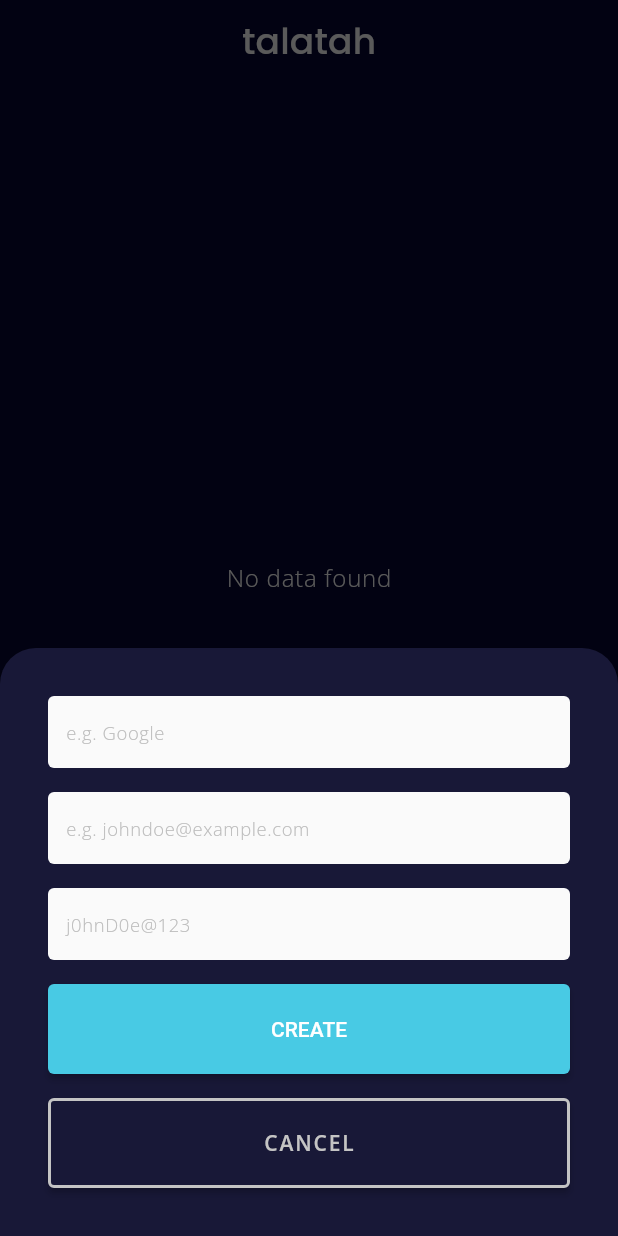
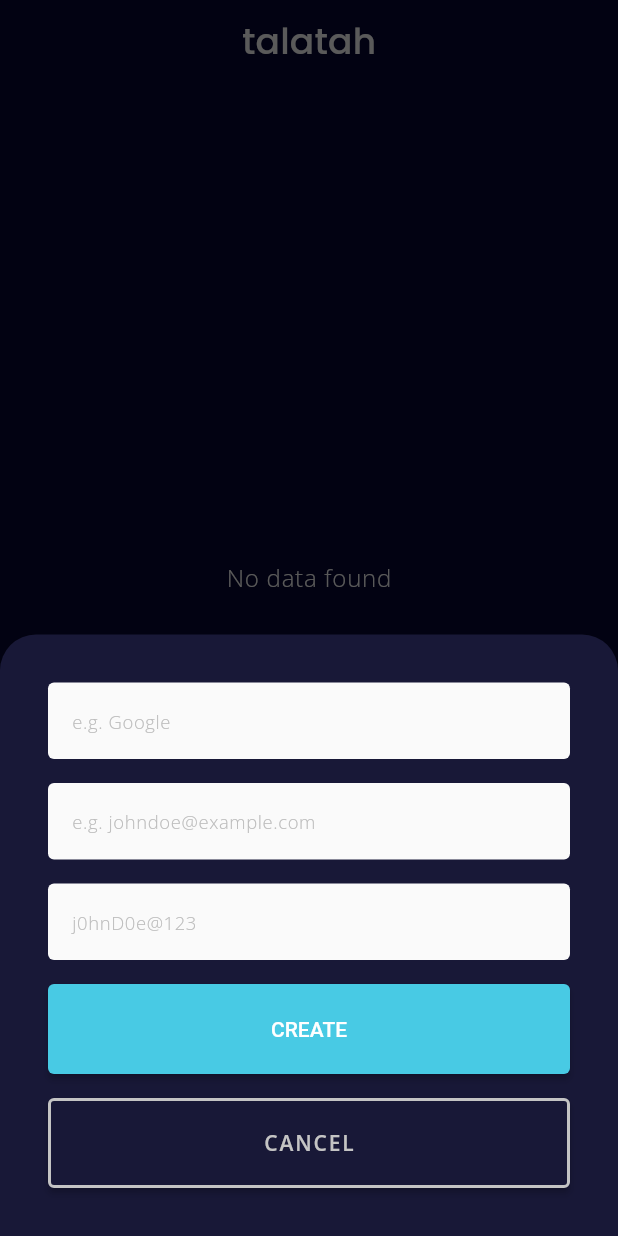
Before and after one commit to aallithioo/talatah-app, a Flutter app: the HomeScreen screen opened by its route, after a tap on the "add" icon, on a phone screen of 412 x 824 dp. Run offline on Flutter 3.47's test engine with Material 2 defaults, Android fonts, the phone set to English and light mode, and no system bars; our stand-ins replace get, google_fonts, hive, hive_flutter; accounts and stored records are empty.

```diff
--- a/lib/src/view/home/home_screen.dart
+++ b/lib/src/view/home/home_screen.dart
@@ -176,10 +176,17 @@ class _HomeScreenState extends State<HomeScreen> {
             crossAxisAlignment: CrossAxisAlignment.end,
             children: [
               TextField(
+                cursorColor: kSecondaryColor,
                 controller: _vendorController,
                 maxLines: 1,
                 maxLength: 64,
                 decoration: InputDecoration(
+                  contentPadding: EdgeInsets.fromLTRB(
+                    kSizeSmall,
+                    kSizeSmall,
+                    kSizeSmall,
+                    kSizeSmall,
+                  ),
                   counter: const SizedBox(),
                   border: UnderlineInputBorder(
                     borderSide: BorderSide.none,
@@ -197,10 +204,17 @@ class _HomeScreenState extends State<HomeScreen> {
               ),
               kSizeBoxVerticalSmall,
               TextField(
+                cursorColor: kSecondaryColor,
                 controller: _emailController,
                 maxLines: 1,
                 maxLength: 64,
                 decoration: InputDecoration(
+                  contentPadding: EdgeInsets.fromLTRB(
+                    kSizeSmall,
+                    kSizeSmall,
+                    kSizeSmall,
+                    kSizeSmall,
+                  ),
                   counter: const SizedBox(),
                   border: UnderlineInputBorder(
                     borderSide: BorderSide.none,
@@ -218,11 +232,17 @@ class _HomeScreenState extends State<HomeScreen> {
               ),
               kSizeBoxVerticalSmall,
               TextField(
+                cursorColor: kSecondaryColor,
                 controller: _passwordController,
                 maxLines: 1,
                 maxLength: 64,
-                showCursor: false,
                 decoration: InputDecoration(
+                  contentPadding: EdgeInsets.fromLTRB(
+                    kSizeSmall,
+                    kSizeSmall,
+                    kSizeSmall,
+                    kSizeSmall,
+                  ),
                   counter: const SizedBox(),
                   border: UnderlineInputBorder(
                     borderSide: BorderSide.none,
@@ -308,6 +328,10 @@ class _HomeScreenState extends State<HomeScreen> {
                             ),
                           ),
                           onPressed: () {
+                            _vendorController.text = '';
+                            _emailController.text = '';
+                            _passwordController.text = '';
+
                             Navigator.of(context).pop();
                           },
                           child: SizedBox(
@@ -371,6 +395,10 @@ class _HomeScreenState extends State<HomeScreen> {
                           onPressed: () {
                             _deleteItem(itemKey);
 
+                            _vendorController.text = '';
+                            _emailController.text = '';
+                            _passwordController.text = '';
+
                             Navigator.of(context).pop();
                           },
                           child: SizedBox(
@@ -400,6 +428,10 @@ class _HomeScreenState extends State<HomeScreen> {
                             ),
                           ),
                           onPressed: () {
+                            _vendorController.text = '';
+                            _emailController.text = '';
+                            _passwordController.text = '';
+
                             Navigator.of(context).pop();
                           },
                           child: SizedBox(
@@ -481,7 +513,8 @@ class _HomeScreenState extends State<HomeScreen> {
                           Text(
                             currentItem['email'],
                             style: kThioAlli.textTheme.bodyText2!.copyWith(
-                              color: kAccentColor,
+                              // color: kAccentColor,
+                              color: kAccentColor.withOpacity(0.6),
                               fontWeight: kFontWeightLight,
                             ),
                           ),
@@ -492,7 +525,8 @@ class _HomeScreenState extends State<HomeScreen> {
                               Text(
                                 currentItem['password'],
                                 style: kThioAlli.textTheme.bodyText2!.copyWith(
-                                  color: kAccentColor,
+                                  // color: kAccentColor,
+                                  color: kAccentColor.withOpacity(0.6),
                                   fontWeight: kFontWeightLight,
                                 ),
                               ),
```
